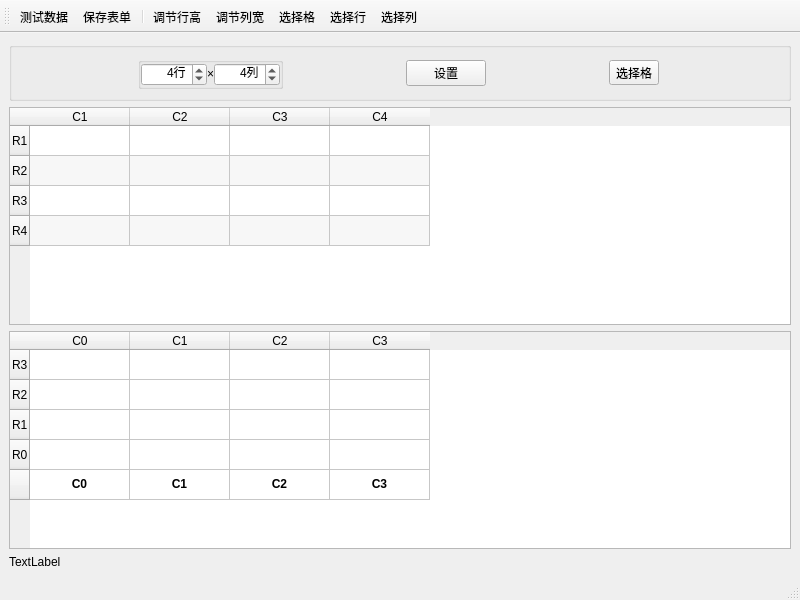
This is _en/Computer/Operating_System/Qt_C++_Programming/Sheet/Sheet.ui in bss9395/bss9395.github.io as Qt 5 draws it before an edit. The edited form follows.
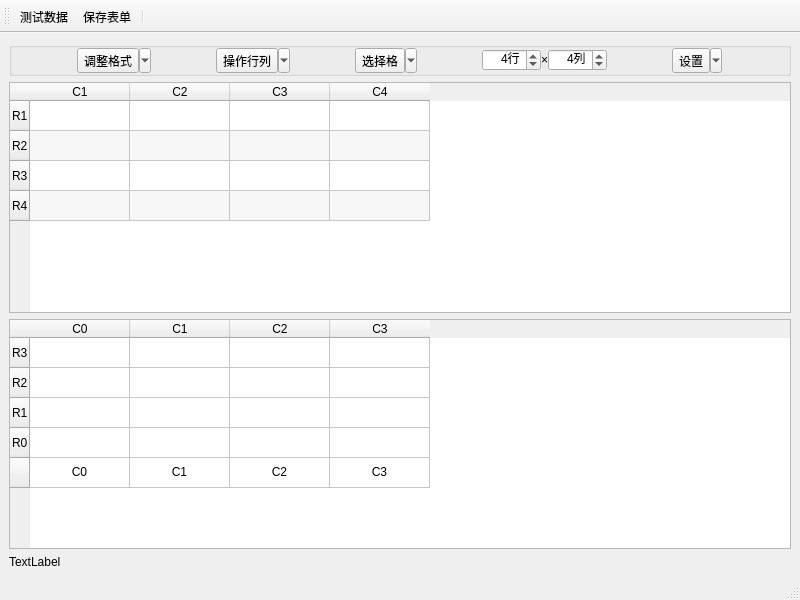
This is the edited form. Icons and pictures are not drawn.

What changed in the file:
```diff
--- a/_en/Computer/Operating_System/Qt_C++_Programming/Sheet/Sheet.ui
+++ b/_en/Computer/Operating_System/Qt_C++_Programming/Sheet/Sheet.ui
@@ -16,25 +16,130 @@
   <widget class="QWidget" name="centralwidget">
    <layout class="QVBoxLayout" name="verticalLayout">
     <item>
-     <widget class="QGroupBox" name="groupBox">
+     <widget class="QGroupBox" name="GB_Tool_Bar">
       <property name="sizePolicy">
        <sizepolicy hsizetype="Preferred" vsizetype="Preferred">
         <horstretch>0</horstretch>
         <verstretch>0</verstretch>
        </sizepolicy>
       </property>
+      <property name="styleSheet">
+       <string notr="true"/>
+      </property>
       <property name="title">
        <string/>
       </property>
-      <layout class="QHBoxLayout" name="horizontalLayout">
+      <layout class="QHBoxLayout" name="horizontalLayout_4">
+       <property name="spacing">
+        <number>0</number>
+       </property>
+       <property name="leftMargin">
+        <number>0</number>
+       </property>
+       <property name="topMargin">
+        <number>0</number>
+       </property>
+       <property name="rightMargin">
+        <number>0</number>
+       </property>
+       <property name="bottomMargin">
+        <number>0</number>
+       </property>
        <item>
-        <widget class="QGroupBox" name="groupBox_2">
+        <widget class="QToolButton" name="TB_Adjust">
+         <property name="text">
+          <string>调整格式</string>
+         </property>
+         <property name="icon">
+          <iconset resource="resources.qrc">
+           <normaloff>:/images/width.png</normaloff>:/images/width.png</iconset>
+         </property>
+         <property name="autoRepeatDelay">
+          <number>300</number>
+         </property>
+         <property name="autoRepeatInterval">
+          <number>100</number>
+         </property>
+         <property name="popupMode">
+          <enum>QToolButton::MenuButtonPopup</enum>
+         </property>
+         <property name="toolButtonStyle">
+          <enum>Qt::ToolButtonTextUnderIcon</enum>
+         </property>
+        </widget>
+       </item>
+       <item>
+        <widget class="QToolButton" name="TB_Manipulate">
+         <property name="text">
+          <string>操作行列</string>
+         </property>
+         <property name="icon">
+          <iconset resource="resources.qrc">
+           <normaloff>:/images/keyboard_double_arrow_down.png</normaloff>:/images/keyboard_double_arrow_down.png</iconset>
+         </property>
+         <property name="autoRepeatDelay">
+          <number>300</number>
+         </property>
+         <property name="autoRepeatInterval">
+          <number>100</number>
+         </property>
+         <property name="popupMode">
+          <enum>QToolButton::MenuButtonPopup</enum>
+         </property>
+         <property name="toolButtonStyle">
+          <enum>Qt::ToolButtonTextUnderIcon</enum>
+         </property>
+        </widget>
+       </item>
+       <item>
+        <widget class="QToolButton" name="TB_Select">
+         <property name="minimumSize">
+          <size>
+           <width>0</width>
+           <height>0</height>
+          </size>
+         </property>
+         <property name="maximumSize">
+          <size>
+           <width>16777215</width>
+           <height>16777215</height>
+          </size>
+         </property>
+         <property name="text">
+          <string>选择格</string>
+         </property>
+         <property name="icon">
+          <iconset resource="resources.qrc">
+           <normaloff>:/images/window.png</normaloff>:/images/window.png</iconset>
+         </property>
+         <property name="autoRepeatDelay">
+          <number>300</number>
+         </property>
+         <property name="autoRepeatInterval">
+          <number>100</number>
+         </property>
+         <property name="popupMode">
+          <enum>QToolButton::MenuButtonPopup</enum>
+         </property>
+         <property name="toolButtonStyle">
+          <enum>Qt::ToolButtonTextUnderIcon</enum>
+         </property>
+        </widget>
+       </item>
+       <item>
+        <widget class="QGroupBox" name="GB_Set">
          <property name="sizePolicy">
-          <sizepolicy hsizetype="Fixed" vsizetype="Fixed">
+          <sizepolicy hsizetype="Fixed" vsizetype="Preferred">
            <horstretch>0</horstretch>
            <verstretch>0</verstretch>
           </sizepolicy>
          </property>
+         <property name="styleSheet">
+          <string notr="true">QGroupBox {
+	border: none;
+}
+</string>
+         </property>
          <property name="title">
           <string/>
          </property>
@@ -65,6 +170,9 @@
             <property name="alignment">
              <set>Qt::AlignRight|Qt::AlignTrailing|Qt::AlignVCenter</set>
             </property>
+            <property name="buttonSymbols">
+             <enum>QAbstractSpinBox::UpDownArrows</enum>
+            </property>
             <property name="suffix">
              <string>行</string>
             </property>
@@ -72,7 +180,7 @@
              <number>1</number>
             </property>
             <property name="maximum">
-             <number>9999</number>
+             <number>999</number>
             </property>
             <property name="value">
              <number>4</number>
@@ -110,7 +218,7 @@
              <number>1</number>
             </property>
             <property name="maximum">
-             <number>9999</number>
+             <number>999</number>
             </property>
             <property name="value">
              <number>4</number>
@@ -121,34 +229,25 @@
         </widget>
        </item>
        <item>
-        <widget class="QPushButton" name="PB_Set">
+        <widget class="QToolButton" name="TB_Set">
          <property name="sizePolicy">
           <sizepolicy hsizetype="Fixed" vsizetype="Fixed">
            <horstretch>0</horstretch>
            <verstretch>0</verstretch>
           </sizepolicy>
          </property>
+         <property name="styleSheet">
+          <string notr="true"/>
+         </property>
          <property name="text">
           <string>设置</string>
          </property>
-        </widget>
-       </item>
-       <item>
-        <widget class="QToolButton" name="TB_Select">
-         <property name="minimumSize">
-          <size>
-           <width>0</width>
-           <height>0</height>
-          </size>
+         <property name="icon">
+          <iconset resource="resources.qrc">
+           <normaloff>:/images/grid.png</normaloff>:/images/grid.png</iconset>
          </property>
-         <property name="maximumSize">
-          <size>
-           <width>16777215</width>
-           <height>16777215</height>
-          </size>
-         </property>
-         <property name="text">
-          <string>选择格</string>
+         <property name="popupMode">
+          <enum>QToolButton::MenuButtonPopup</enum>
          </property>
          <property name="toolButtonStyle">
           <enum>Qt::ToolButtonTextUnderIcon</enum>
@@ -215,13 +314,7 @@
      </widget>
     </item>
     <item>
-     <widget class="QTableWidget" name="TW_Matrix">
-      <attribute name="horizontalHeaderVisible">
-       <bool>true</bool>
-      </attribute>
-      <attribute name="verticalHeaderVisible">
-       <bool>true</bool>
-      </attribute>
+     <widget class="QTableWidget" name="tableWidget">
       <row>
        <property name="text">
         <string>R3</string>
@@ -271,12 +364,6 @@
        <property name="text">
         <string>C0</string>
        </property>
-       <property name="font">
-        <font>
-         <weight>75</weight>
-         <bold>true</bold>
-        </font>
-       </property>
        <property name="textAlignment">
         <set>AlignCenter</set>
        </property>
@@ -285,12 +372,6 @@
        <property name="text">
         <string>C1</string>
        </property>
-       <property name="font">
-        <font>
-         <weight>75</weight>
-         <bold>true</bold>
-        </font>
-       </property>
        <property name="textAlignment">
         <set>AlignCenter</set>
        </property>
@@ -299,12 +380,6 @@
        <property name="text">
         <string>C2</string>
        </property>
-       <property name="font">
-        <font>
-         <weight>75</weight>
-         <bold>true</bold>
-        </font>
-       </property>
        <property name="textAlignment">
         <set>AlignCenter</set>
        </property>
@@ -313,12 +388,6 @@
        <property name="text">
         <string>C3</string>
        </property>
-       <property name="font">
-        <font>
-         <weight>75</weight>
-         <bold>true</bold>
-        </font>
-       </property>
        <property name="textAlignment">
         <set>AlignCenter</set>
        </property>
@@ -394,15 +463,10 @@
     <bool>false</bool>
    </attribute>
    <addaction name="A_Testing"/>
-   <addaction name="A_Save"/>
+   <addaction name="A_Save_Sheet"/>
    <addaction name="separator"/>
-   <addaction name="A_Adjust_Height"/>
-   <addaction name="A_Adjuct_Width"/>
-   <addaction name="A_Select_Cell"/>
-   <addaction name="A_Select_Row"/>
-   <addaction name="A_Select_Column"/>
   </widget>
-  <action name="A_Save">
+  <action name="A_Save_Sheet">
    <property name="icon">
     <iconset resource="resources.qrc">
      <normaloff>:/images/save.png</normaloff>:/images/save.png</iconset>
@@ -468,6 +532,81 @@
     <string>测试数据</string>
    </property>
   </action>
+  <action name="A_Horizontal_Header">
+   <property name="checkable">
+    <bool>true</bool>
+   </property>
+   <property name="checked">
+    <bool>true</bool>
+   </property>
+   <property name="icon">
+    <iconset resource="resources.qrc">
+     <normaloff>:/images/vertical_distribute.png</normaloff>:/images/vertical_distribute.png</iconset>
+   </property>
+   <property name="text">
+    <string>水平表头</string>
+   </property>
+  </action>
+  <action name="A_Vertical_Header">
+   <property name="checkable">
+    <bool>true</bool>
+   </property>
+   <property name="checked">
+    <bool>true</bool>
+   </property>
+   <property name="icon">
+    <iconset resource="resources.qrc">
+     <normaloff>:/images/horizontal_distribute.png</normaloff>:/images/horizontal_distribute.png</iconset>
+   </property>
+   <property name="text">
+    <string>垂直表头</string>
+   </property>
+  </action>
+  <action name="A_Insert_Row">
+   <property name="icon">
+    <iconset resource="resources.qrc">
+     <normaloff>:/images/keyboard_double_arrow_down.png</normaloff>:/images/keyboard_double_arrow_down.png</iconset>
+   </property>
+   <property name="text">
+    <string>插入行</string>
+   </property>
+  </action>
+  <action name="A_Insert_Column">
+   <property name="icon">
+    <iconset resource="resources.qrc">
+     <normaloff>:/images/keyboard_double_arrow_right.png</normaloff>:/images/keyboard_double_arrow_right.png</iconset>
+   </property>
+   <property name="text">
+    <string>插入列</string>
+   </property>
+  </action>
+  <action name="A_Delete_Row">
+   <property name="icon">
+    <iconset resource="resources.qrc">
+     <normaloff>:/images/keyboard_double_arrow_up.png</normaloff>:/images/keyboard_double_arrow_up.png</iconset>
+   </property>
+   <property name="text">
+    <string>删除行</string>
+   </property>
+  </action>
+  <action name="A_Delete_Column">
+   <property name="icon">
+    <iconset resource="resources.qrc">
+     <normaloff>:/images/keyboard_double_arrow_left.png</normaloff>:/images/keyboard_double_arrow_left.png</iconset>
+   </property>
+   <property name="text">
+    <string>删除列</string>
+   </property>
+  </action>
+  <action name="A_Set">
+   <property name="icon">
+    <iconset resource="resources.qrc">
+     <normaloff>:/images/grid.png</normaloff>:/images/grid.png</iconset>
+   </property>
+   <property name="text">
+    <string>设置</string>
+   </property>
+  </action>
  </widget>
  <resources>
   <include location="resources.qrc"/>
```
